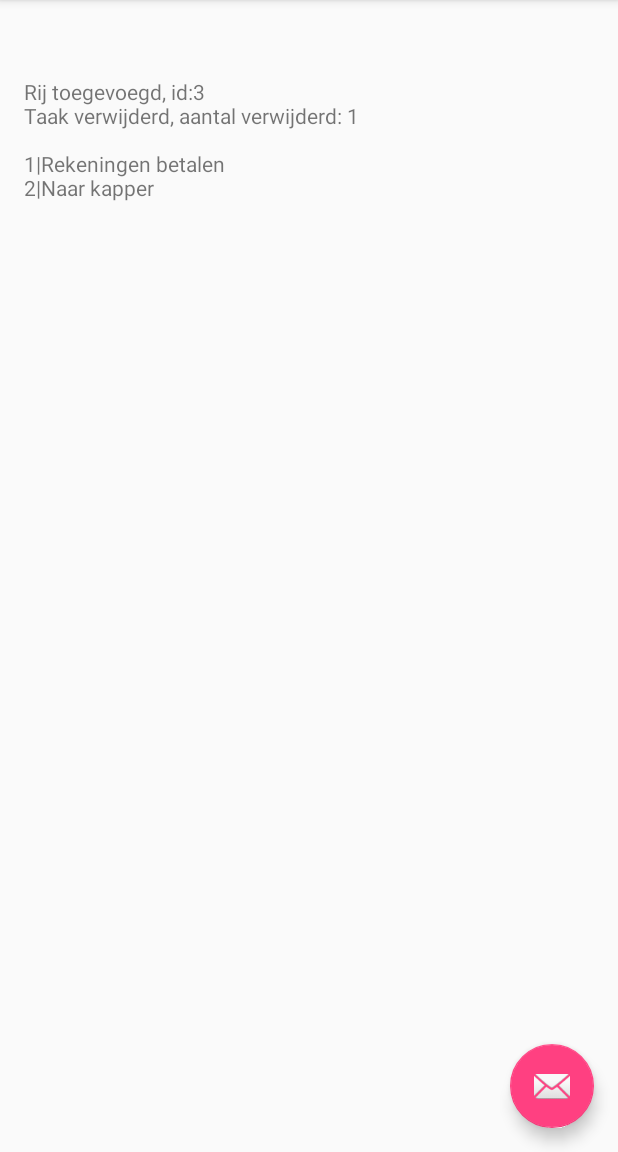
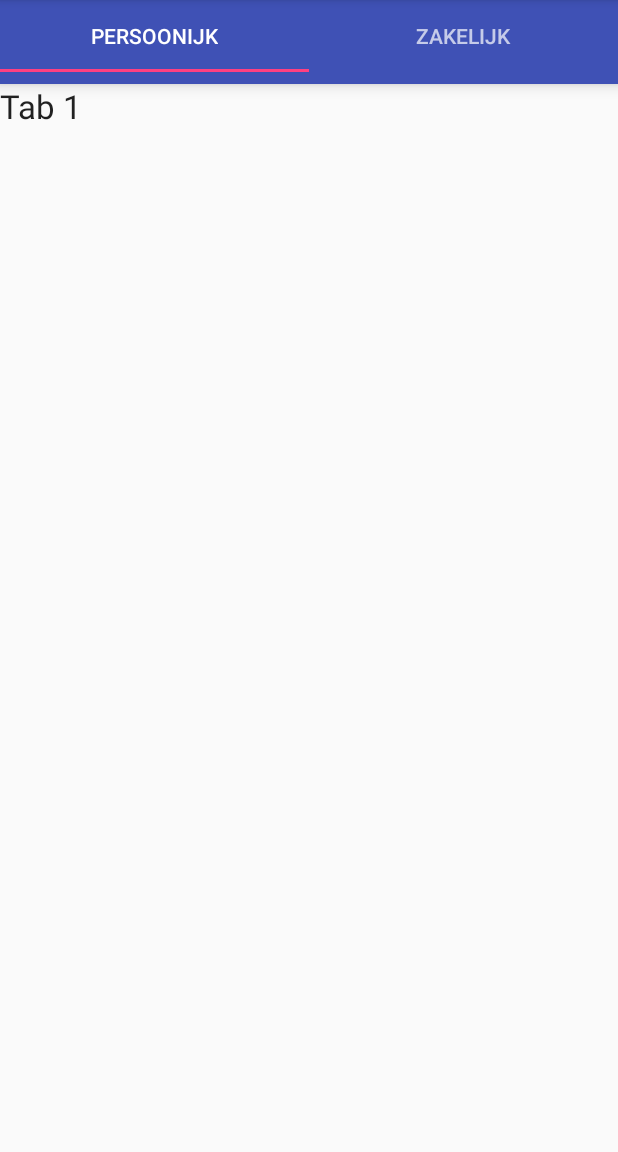
Before and after one commit to pieeet/todolist-1, an Android app: the screen it shows after launch (MainActivity), on a phone screen of 412 x 824 dp, the part 84-1236 px from its top. Run offline under Robolectric (Android 15) with nearby library versions, the phone set to English and light mode, and no system bars.

Commit message:
Tabs met Fragments maken

```diff
--- /dev/null
+++ b/Takenlijst/app/src/main/java/com/rocdev/android/takenlijst/LijstPersoonlijkFragment.java
@@ -0,0 +1,30 @@
+package com.rocdev.android.takenlijst;
+
+
+import android.os.Bundle;
+import android.support.v4.app.Fragment;
+import android.view.LayoutInflater;
+import android.view.View;
+import android.view.ViewGroup;
+
+
+/**
+ * A simple {@link Fragment} subclass.
+ */
+public class LijstPersoonlijkFragment extends Fragment {
+
+
+    public LijstPersoonlijkFragment() {
+        // Required empty public constructor
+    }
+
+
+    @Override
+    public View onCreateView(LayoutInflater inflater, ViewGroup container,
+                             Bundle savedInstanceState) {
+        // Inflate the layout for this fragment
+        return inflater.inflate(R.layout.fragment_lijst_persoonlijk, container, false);
+    }
+
+
+}
--- /dev/null
+++ b/Takenlijst/app/src/main/java/com/rocdev/android/takenlijst/LijstZakelijkFragment.java
@@ -0,0 +1,30 @@
+package com.rocdev.android.takenlijst;
+
+
+import android.os.Bundle;
+import android.support.v4.app.Fragment;
+import android.view.LayoutInflater;
+import android.view.View;
+import android.view.ViewGroup;
+
+
+/**
+ * A simple {@link Fragment} subclass.
+ */
+public class LijstZakelijkFragment extends Fragment {
+
+
+    public LijstZakelijkFragment() {
+        // Required empty public constructor
+    }
+
+
+    @Override
+    public View onCreateView(LayoutInflater inflater, ViewGroup container,
+                             Bundle savedInstanceState) {
+        // Inflate the layout for this fragment
+        return inflater.inflate(R.layout.fragment_lijst_zakelijk, container, false);
+    }
+
+
+}
--- a/Takenlijst/app/src/main/java/com/rocdev/android/takenlijst/MainActivity.java
+++ b/Takenlijst/app/src/main/java/com/rocdev/android/takenlijst/MainActivity.java
@@ -3,6 +3,8 @@ package com.rocdev.android.takenlijst;
 import android.os.Bundle;
 import android.support.design.widget.FloatingActionButton;
 import android.support.design.widget.Snackbar;
+import android.support.design.widget.TabLayout;
+import android.support.v4.view.ViewPager;
 import android.support.v7.app.AppCompatActivity;
 import android.support.v7.widget.Toolbar;
 import android.view.View;
@@ -23,43 +25,42 @@ public class MainActivity extends AppCompatActivity {
         Toolbar toolbar = (Toolbar) findViewById(R.id.toolbar);
         setSupportActionBar(toolbar);
 
-        FloatingActionButton fab = (FloatingActionButton) findViewById(R.id.fab);
-        fab.setOnClickListener(new View.OnClickListener() {
+//        FloatingActionButton fab = (FloatingActionButton) findViewById(R.id.fab);
+//        fab.setOnClickListener(new View.OnClickListener() {
+//            @Override
+//            public void onClick(View view) {
+//                Snackbar.make(view, "Replace with your own action", Snackbar.LENGTH_LONG)
+//                        .setAction("Action", null).show();
+//            }
+//        });
+
+        TabLayout tabLayout = (TabLayout) findViewById(R.id.tab_layout);
+        tabLayout.addTab(tabLayout.newTab().setText("Persoonijk"));
+        tabLayout.addTab(tabLayout.newTab().setText("Zakelijk"));
+        tabLayout.setTabGravity(TabLayout.GRAVITY_FILL);
+
+        final ViewPager pager = (ViewPager) findViewById(R.id.pager);
+        final PagerAdapter adapter = new PagerAdapter(getSupportFragmentManager(),
+                tabLayout.getTabCount());
+        pager.setAdapter(adapter);
+        pager.addOnPageChangeListener(new TabLayout.TabLayoutOnPageChangeListener(tabLayout));
+        tabLayout.setOnTabSelectedListener(new TabLayout.OnTabSelectedListener() {
+
             @Override
-            public void onClick(View view) {
-                Snackbar.make(view, "Replace with your own action", Snackbar.LENGTH_LONG)
-                        .setAction("Action", null).show();
+            public void onTabSelected(TabLayout.Tab tab) {
+                pager.setCurrentItem(tab.getPosition());
             }
+
+            @Override
+            public void onTabUnselected(TabLayout.Tab tab) {}
+
+            @Override
+            public void onTabReselected(TabLayout.Tab tab) {}
         });
 
-        //test taak toevoegen
-        TakenlijstDB db = new TakenlijstDB(this);
-        Taak taak = new Taak(1, "App testen", "", 0, 0);
-        long voegToeId = db.voegTaakToe(taak);
-        if (voegToeId > 0) {
-            sb.append("Rij toegevoegd, id:" + voegToeId + "\n");
-        }
 
-        // test taak wijzigen
-        taak.setNaam("Update test");
-        int wijzigCount = db.updateTaak(taak);
-        if (wijzigCount == 1) {
-            sb.append("Taak gewijzigd, aantal gewijzigd: " + wijzigCount + "\n");
-        }
 
-        // test taak deleten
-        int deleteCount = db.deleteTaak(voegToeId);
-        if (deleteCount == 1) {
-            sb.append("Taak verwijderd, aantal verwijderd: " + deleteCount + "\n\n");
-        }
 
-        //alle taken tonen
-        TextView tv1 = (TextView) findViewById(R.id.textView1);
-        ArrayList<Taak> taken = db.getTaken("Persoonlijk");
-        for (Taak t: taken) {
-            sb.append(t.getTaakId() + "|" + t.getNaam() + "\n");
-        }
-        tv1.setText(sb.toString());
 
     }
 
--- /dev/null
+++ b/Takenlijst/app/src/main/java/com/rocdev/android/takenlijst/PagerAdapter.java
@@ -0,0 +1,38 @@
+package com.rocdev.android.takenlijst;
+
+import android.support.v4.app.Fragment;
+import android.support.v4.app.FragmentManager;
+import android.support.v4.app.FragmentStatePagerAdapter;
+
+/**
+ * Created by piet on 28-09-15.
+ */
+public class PagerAdapter extends FragmentStatePagerAdapter {
+    int aantalTabs;
+
+
+    public PagerAdapter(FragmentManager fm, int aantalTabs) {
+        super(fm);
+        this.aantalTabs = aantalTabs;
+    }
+
+    @Override
+    public Fragment getItem(int position) {
+        switch (position) {
+            case 0:
+                LijstPersoonlijkFragment tab1 = new LijstPersoonlijkFragment();
+                return tab1;
+            case 1:
+                LijstZakelijkFragment tab2 = new LijstZakelijkFragment();
+                return tab2;
+            default:
+                return null;
+
+        }
+    }
+
+    @Override
+    public int getCount() {
+        return aantalTabs;
+    }
+}
--- a/Takenlijst/app/src/main/res/layout/activity_main.xml
+++ b/Takenlijst/app/src/main/res/layout/activity_main.xml
@@ -18,9 +18,9 @@
 
     <include layout="@layout/content_main" />
 
-    <android.support.design.widget.FloatingActionButton android:id="@+id/fab"
-        android:layout_width="wrap_content" android:layout_height="wrap_content"
-        android:layout_gravity="end|bottom" android:layout_margin="@dimen/fab_margin"
-        android:src="@android:drawable/ic_dialog_email" />
+    <!--<android.support.design.widget.FloatingActionButton android:id="@+id/fab"-->
+        <!--android:layout_width="wrap_content" android:layout_height="wrap_content"-->
+        <!--android:layout_gravity="end|bottom" android:layout_margin="@dimen/fab_margin"-->
+        <!--android:src="@android:drawable/ic_dialog_email" />-->
 
 </android.support.design.widget.CoordinatorLayout>
--- a/Takenlijst/app/src/main/res/layout/content_main.xml
+++ b/Takenlijst/app/src/main/res/layout/content_main.xml
@@ -2,21 +2,25 @@
 <RelativeLayout xmlns:android="http://schemas.android.com/apk/res/android"
     xmlns:tools="http://schemas.android.com/tools"
     xmlns:app="http://schemas.android.com/apk/res-auto" android:layout_width="match_parent"
-    android:layout_height="match_parent" android:paddingLeft="@dimen/activity_horizontal_margin"
-    android:paddingRight="@dimen/activity_horizontal_margin"
-    android:paddingTop="@dimen/activity_vertical_margin"
-    android:paddingBottom="@dimen/activity_vertical_margin"
+    android:layout_height="match_parent"
     app:layout_behavior="@string/appbar_scrolling_view_behavior"
     tools:showIn="@layout/activity_main" tools:context=".MainActivity">
 
-    <TextView
-        android:layout_width="wrap_content"
+    <android.support.design.widget.TabLayout
+        android:id="@+id/tab_layout"
+        android:layout_width="match_parent"
         android:layout_height="wrap_content"
-        android:text="New Text"
-        android:id="@+id/textView1"
-        android:layout_alignParentLeft="true"
-        android:layout_alignParentStart="true"
-        android:layout_marginTop="35dp" />
+        android:layout_below="@+id/toolbar"
+        android:background="?attr/colorPrimary"
+        android:elevation="6dp"
+        android:minHeight="?attr/actionBarSize"
+        android:theme="@style/ThemeOverlay.AppCompat.Dark.ActionBar"/>
+
+    <android.support.v4.view.ViewPager
+        android:id="@+id/pager"
+        android:layout_width="match_parent"
+        android:layout_height="fill_parent"
+        android:layout_below="@id/tab_layout"/>
 
 
 </RelativeLayout>
--- /dev/null
+++ b/Takenlijst/app/src/main/res/layout/fragment_lijst_persoonlijk.xml
@@ -0,0 +1,15 @@
+<?xml version="1.0" encoding="utf-8"?>
+<LinearLayout xmlns:android="http://schemas.android.com/apk/res/android"
+    android:layout_width="match_parent"
+    android:layout_height="match_parent"
+    android:orientation="vertical">
+
+    <TextView
+        android:id="@+id/textView"
+        android:layout_width="wrap_content"
+        android:layout_height="wrap_content"
+        android:layout_centerInParent="true"
+        android:text="Tab 1"
+        android:textAppearance="?android:attr/textAppearanceLarge"/>
+
+</LinearLayout>
--- a/Takenlijst/app/src/main/res/values/strings.xml
+++ b/Takenlijst/app/src/main/res/values/strings.xml
@@ -2,4 +2,7 @@
     <string name="app_name">Taken lijst</string>
     <string name="action_settings">Settings</string>
     <string name="title_activity_test_db">TestDBActivity</string>
+
+<!-- TODO: Remove or change this placeholder text -->
+    <string name="hello_blank_fragment">Hello blank fragment</string>
 </resources>
```
Also changed, not shown: Takenlijst/app/src/main/res/layout/fragment_lijst_zakelijk.xml (added, +15 -0 lines), Takenlijst/app/src/main/res/layout/taak.xml (added, +34 -0 lines), Takenlijst/app/libs/TabManager.jar (added), 1 other file.
